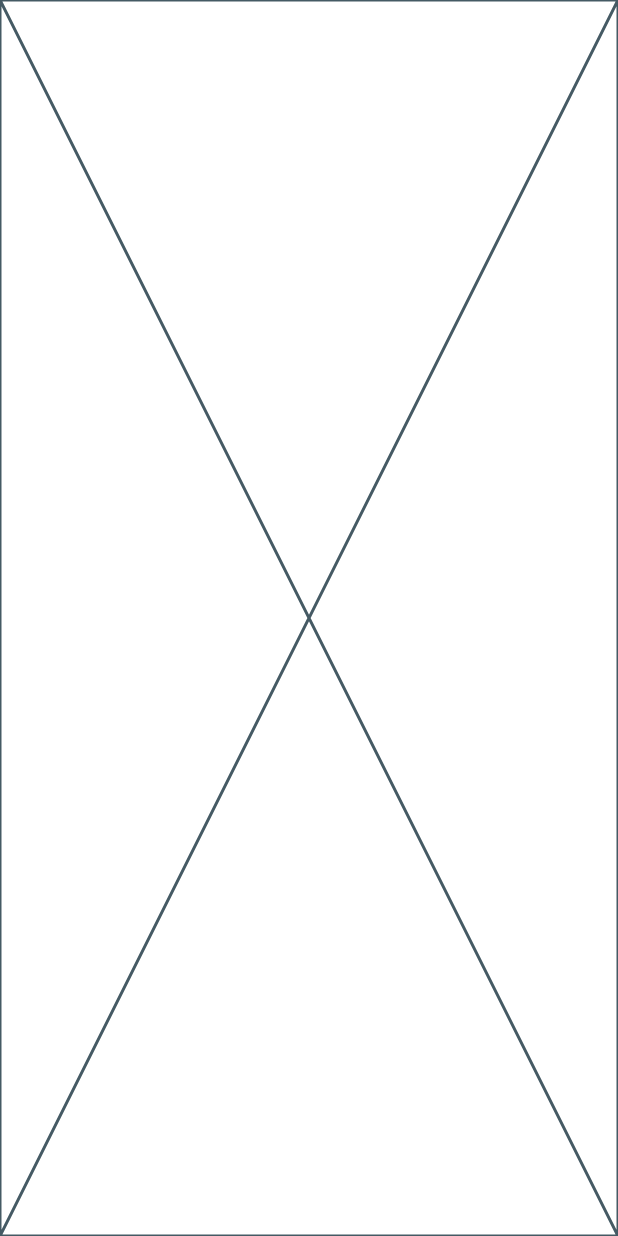
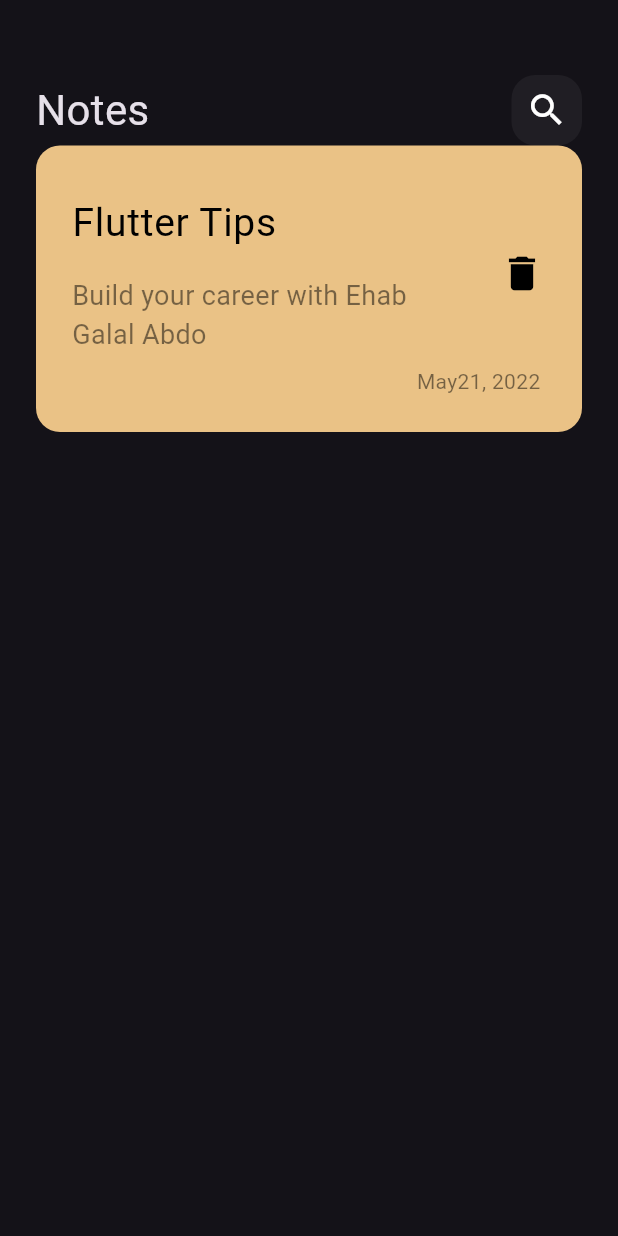
Before and after one commit to EhabGalal10/notes_app, a Flutter app: the screen it shows after launch, on a phone screen of 412 x 824 dp. Run offline on Flutter 3.47's test engine with Material 3 defaults, Android fonts, the phone set to English and light mode, and no system bars.

Commit message:
create some widgets belong notes app

```diff
--- a/lib/views/notes_view.dart
+++ b/lib/views/notes_view.dart
@@ -1,10 +1,13 @@
 import 'package:flutter/material.dart';
+import 'package:notesapp/views/widgets/notes_view_body.dart';
 
 class NotesView extends StatelessWidget {
   const NotesView({super.key});
 
   @override
   Widget build(BuildContext context) {
-    return const Placeholder();
+    return const Scaffold(
+      body: NotesViewBody(),
+    );
   }
 }
--- /dev/null
+++ b/lib/views/widgets/custom_app_bar.dart
@@ -0,0 +1,22 @@
+import 'package:flutter/material.dart';
+import 'package:notesapp/views/widgets/cutom_search_icon.dart';
+
+class CustomAppBar extends StatelessWidget {
+  const CustomAppBar({super.key});
+
+  @override
+  Widget build(BuildContext context) {
+    return const Row(
+      children: [
+        Text(
+          'Notes',
+          style: TextStyle(
+            fontSize: 28,
+          ),
+        ),
+        Spacer(),
+        CustomSearchIcon(),
+      ],
+    );
+  }
+}
--- /dev/null
+++ b/lib/views/widgets/cutom_note_item.dart
@@ -0,0 +1,57 @@
+import 'package:flutter/material.dart';
+
+class NoteItem extends StatelessWidget {
+  const NoteItem({super.key});
+
+  @override
+  Widget build(BuildContext context) {
+    return Container(
+      padding: const EdgeInsets.only(bottom: 24, top: 24, left: 24, right: 16),
+      decoration: BoxDecoration(
+          color: const Color.fromARGB(255, 234, 194, 134),
+          borderRadius: BorderRadius.circular(16)),
+      child: Column(
+        crossAxisAlignment: CrossAxisAlignment.end,
+        children: [
+          ListTile(
+            contentPadding: const EdgeInsets.all(0),
+            title: const Text(
+              'Flutter Tips',
+              style: TextStyle(
+                color: Colors.black,
+                fontSize: 26,
+              ),
+            ),
+            subtitle: Padding(
+              padding: const EdgeInsets.only(top: 16),
+              child: Text(
+                'Build your career with Ehab Galal Abdo',
+                style: TextStyle(
+                  color: Colors.black.withOpacity(0.5),
+                  fontSize: 18,
+                ),
+              ),
+            ),
+            trailing: IconButton(
+              onPressed: () {},
+              icon: const Icon(
+                Icons.delete,
+                size: 30,
+              ),
+            ),
+            iconColor: Colors.black,
+          ),
+          Padding(
+            padding: const EdgeInsets.only(right: 8),
+            child: Text(
+              'May21, 2022 ',
+              style: TextStyle(
+                color: Colors.black.withOpacity(0.5),
+              ),
+            ),
+          )
+        ],
+      ),
+    );
+  }
+}
--- /dev/null
+++ b/lib/views/widgets/cutom_search_icon.dart
@@ -0,0 +1,21 @@
+import 'package:flutter/material.dart';
+
+class CustomSearchIcon extends StatelessWidget {
+  const CustomSearchIcon({super.key});
+
+  @override
+  Widget build(BuildContext context) {
+    return Container(
+      height: 47,
+      width: 47,
+      decoration: BoxDecoration(
+        color: Colors.white.withOpacity(0.05),
+        borderRadius: BorderRadius.circular(16),
+      ),
+      child: const Icon(
+        Icons.search,
+        size: 28,
+      ),
+    );
+  }
+}
--- /dev/null
+++ b/lib/views/widgets/notes_view_body.dart
@@ -0,0 +1,23 @@
+import 'package:flutter/material.dart';
+import 'package:notesapp/views/widgets/custom_app_bar.dart';
+import 'package:notesapp/views/widgets/cutom_note_item.dart';
+
+class NotesViewBody extends StatelessWidget {
+  const NotesViewBody({super.key});
+
+  @override
+  Widget build(BuildContext context) {
+    return const Padding(
+      padding: EdgeInsets.symmetric(horizontal: 24),
+      child: Column(
+        children: [
+          SizedBox(
+            height: 50,
+          ),
+          CustomAppBar(),
+          NoteItem(),
+        ],
+      ),
+    );
+  }
+}
```
